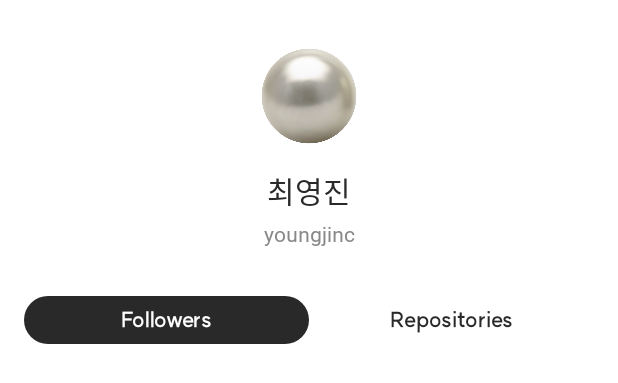
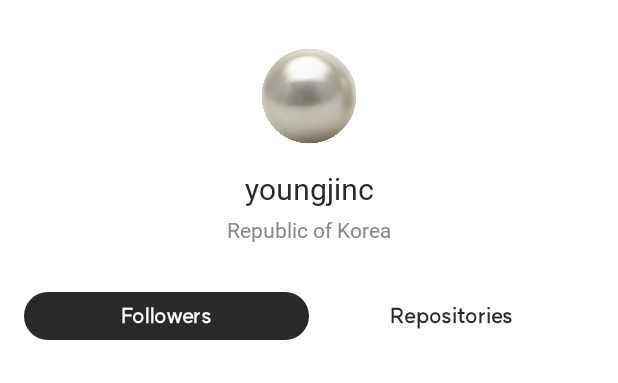
Before and after one commit to 30th-THE-SOPT-Android-Simhwa-Study/Android-YoungJin, an Android app: the layout activity_github.xml on its own in the app's theme, with its tools: preview values and no code run, on a phone screen of 412 x 824 dp. Shown: the top 383 px of the screen. Run offline under Robolectric (Android 15) with nearby library versions, the phone set to English and light mode, and no system bars.

Commit message:
[feat] user 정보 불러오기 구현

```diff
--- a/app/src/main/AndroidManifest.xml
+++ b/app/src/main/AndroidManifest.xml
@@ -24,15 +24,15 @@
             android:exported="false" />
         <activity
             android:name=".presentation.friend.screens.FriendActivity"
-            android:exported="false" />
-        <activity
-            android:name=".presentation.github.GithubActivity"
             android:exported="true">
             <intent-filter>
                 <action android:name="android.intent.action.MAIN" />
                 <category android:name="android.intent.category.LAUNCHER" />
             </intent-filter>
         </activity>
+        <activity
+            android:name=".presentation.github.GithubActivity"
+            android:exported="false" />
     </application>
 
 </manifest>
--- a/app/src/main/java/org/sopt/anshim/data/services/GithubService.kt
+++ b/app/src/main/java/org/sopt/anshim/data/services/GithubService.kt
@@ -2,6 +2,7 @@ package org.sopt.anshim.data.services
 
 import org.sopt.anshim.data.models.github.ResponseFollower
 import org.sopt.anshim.data.models.github.ResponseRepository
+import org.sopt.anshim.data.models.github.ResponseUser
 import retrofit2.Response
 import retrofit2.http.GET
 import retrofit2.http.Path
@@ -12,4 +13,7 @@ interface GithubService {
 
     @GET("users/{user_name}/repos")
     suspend fun getRepositoryList(@Path("user_name") userName: String): Response<List<ResponseRepository>>
+
+    @GET("users/{username}")
+    suspend fun getUserInfo(@Path("username") userName: String): Response<ResponseUser>
 }
--- a/app/src/main/java/org/sopt/anshim/domain/models/UserInfo.kt
+++ b/app/src/main/java/org/sopt/anshim/domain/models/UserInfo.kt
@@ -6,6 +6,8 @@ import kotlinx.parcelize.Parcelize
 @Parcelize
 data class UserInfo(
     val name: String,
-    val mbti: String,
-    val email: String
+    val mbti: String? = null,
+    val email: String,
+    val profile: String? = null,
+    val location: String? = null
 ) : Parcelable
--- a/app/src/main/java/org/sopt/anshim/presentation/github/GithubActivity.kt
+++ b/app/src/main/java/org/sopt/anshim/presentation/github/GithubActivity.kt
@@ -8,6 +8,7 @@ import com.google.android.material.tabs.TabLayoutMediator
 import dagger.hilt.android.AndroidEntryPoint
 import org.sopt.anshim.R
 import org.sopt.anshim.databinding.ActivityGithubBinding
+import org.sopt.anshim.domain.models.UserInfo
 import org.sopt.anshim.presentation.github.adapters.GithubAdapter
 import org.sopt.anshim.presentation.types.GithubDetailViewType
 
@@ -27,6 +28,10 @@ class GithubActivity : AppCompatActivity() {
         binding.viewModel = viewModel
         binding.lifecycleOwner = this
 
+        (intent?.getParcelableExtra(ARG_USER_INFO) as? UserInfo)?.let { user ->
+            viewModel.setUserName(user.name)
+        }
+
         initLayout()
     }
 
@@ -43,5 +48,6 @@ class GithubActivity : AppCompatActivity() {
 
     companion object {
         private const val TAG = "GithubFragment"
+        private const val ARG_USER_INFO = "userInfo"
     }
 }
--- a/app/src/main/res/layout/activity_github.xml
+++ b/app/src/main/res/layout/activity_github.xml
@@ -2,7 +2,7 @@
 <layout xmlns:android="http://schemas.android.com/apk/res/android"
     xmlns:app="http://schemas.android.com/apk/res-auto"
     xmlns:tools="http://schemas.android.com/tools"
-    tools:context=".presentation.github.screens.GithubFragment">
+    tools:context=".presentation.github.GithubActivity">
 
     <data>
 
@@ -28,11 +28,12 @@
                 android:layout_width="64dp"
                 android:layout_height="64dp"
                 android:layout_marginTop="@dimen/spacingBase"
+                android:shapeableImageUrl="@{viewModel.userInfo.profile}"
                 app:layout_constraintEnd_toEndOf="parent"
                 app:layout_constraintStart_toStartOf="parent"
                 app:layout_constraintTop_toTopOf="parent"
                 app:shapeAppearanceOverlay="@style/Widget.CircleImageView.Half"
-                app:srcCompat="@drawable/img_pearl" />
+                tools:src="@drawable/img_pearl" />
 
             <TextView
                 android:id="@+id/name"
@@ -41,23 +42,26 @@
                 android:layout_height="wrap_content"
                 android:layout_marginTop="@dimen/spacingBase"
                 android:fontFamily="@font/suit_b"
-                android:text="최영진"
+                android:text="@{viewModel.userInfo.name}"
                 android:textColor="@color/gray_700"
                 android:textSize="20sp"
                 app:layout_constraintEnd_toEndOf="parent"
                 app:layout_constraintStart_toStartOf="parent"
-                app:layout_constraintTop_toBottomOf="@id/profile_image" />
+                app:layout_constraintTop_toBottomOf="@id/profile_image"
+                tools:text="youngjinc" />
 
             <TextView
+                android:id="@+id/location"
                 style="@style/Widget.Description.TextAppearance"
                 android:layout_width="wrap_content"
                 android:layout_height="wrap_content"
                 android:layout_marginTop="@dimen/spacingMicro"
-                android:text="youngjinc"
+                android:text="@{viewModel.userInfo.location}"
                 app:layout_constraintBottom_toBottomOf="parent"
                 app:layout_constraintEnd_toEndOf="parent"
                 app:layout_constraintStart_toStartOf="parent"
-                app:layout_constraintTop_toBottomOf="@id/name" />
+                app:layout_constraintTop_toBottomOf="@id/name"
+                tools:text="Republic of Korea" />
         </androidx.constraintlayout.widget.ConstraintLayout>
 
         <com.google.android.material.tabs.TabLayout
```
Also changed, not shown: app/src/main/java/org/sopt/anshim/data/models/github/ResponseUser.kt (added, +18 -0 lines), app/src/main/java/org/sopt/anshim/presentation/friend/screens/FriendActivity.kt (+5 -4 lines), app/src/main/java/org/sopt/anshim/presentation/github/GithubViewModel.kt (+45 -10 lines), app/src/main/java/org/sopt/anshim/util/BindingAdapter.kt (+8 -0 lines).
